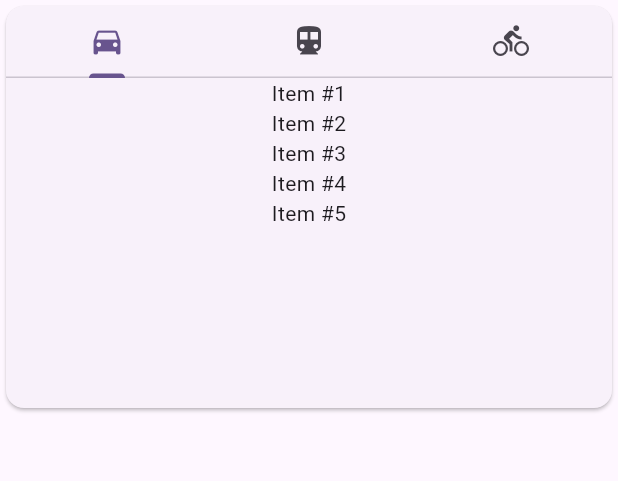
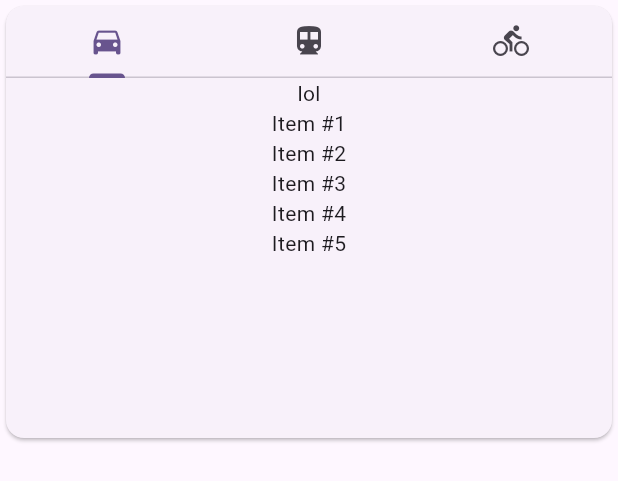
Before and after one commit to astorDev/fanci, a Flutter app: the BuiltInTabsPlayground widget shown alone on an empty page, opened directly, on a phone screen of 412 x 824 dp. Shown: the top 481 px of the screen. Run offline on Flutter 3.47's test engine with Material 3 defaults, Android fonts, the phone set to English and light mode, and no system bars.

Commit message:
flutter tabs intro outro

```diff
--- a/flutter/lib/tabs/playground.dart
+++ b/flutter/lib/tabs/playground.dart
@@ -115,6 +115,7 @@ class BuiltInTabsPlayground extends StatelessWidget {
                     Tab(icon: Icon(Icons.directions_bike)),
                   ]
                 ),
+                Text('lol'),
                 SizedBox(
                   height: 220.0, // Commenting the height out will produce an error (Failed assertion: 'hasSize')
                   child: TabBarView(
```
Also changed, not shown: 1 other file.
